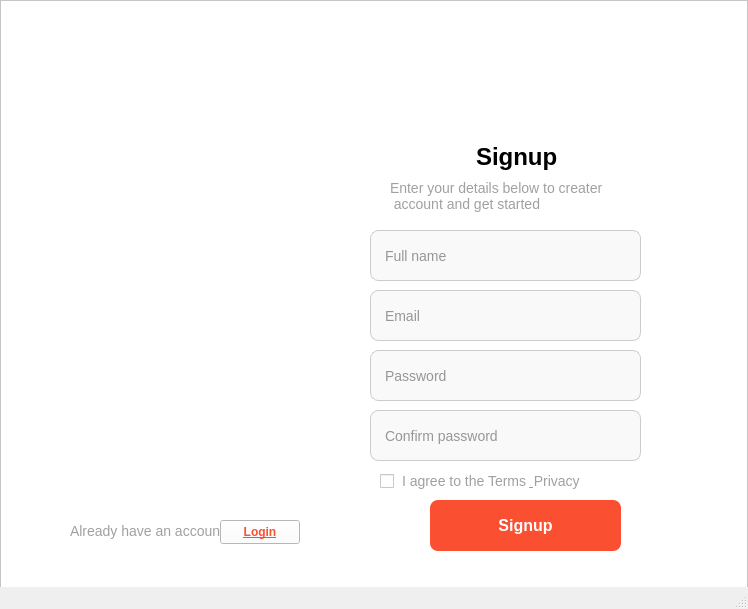
Qt form ui/resgin.ui (inktell/python-app) before a commit.
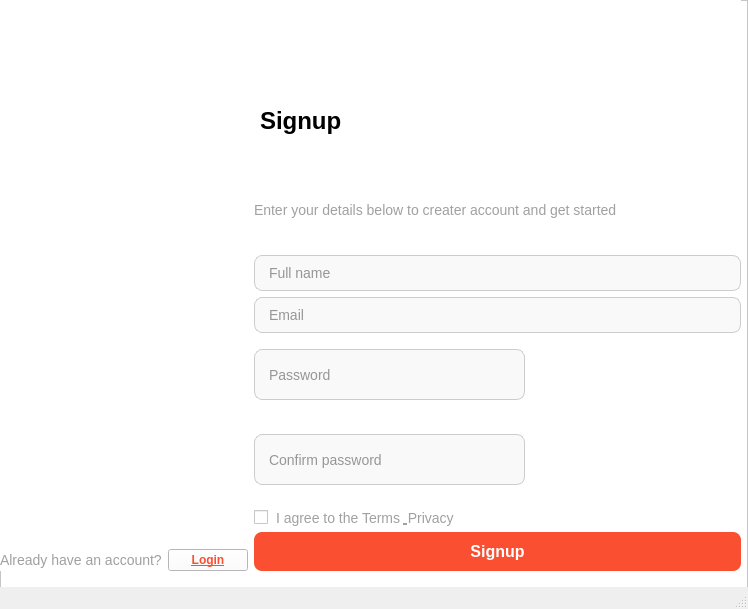
The same form after that commit. Icons and pictures are not drawn.

```diff
--- a/ui/resgin.ui
+++ b/ui/resgin.ui
@@ -14,46 +14,6 @@
    <string>MainWindow</string>
   </property>
   <widget class="QWidget" name="centralwidget">
-   <widget class="QLabel" name="label_7">
-    <property name="geometry">
-     <rect>
-      <x>0</x>
-      <y>50</y>
-      <width>381</width>
-      <height>461</height>
-     </rect>
-    </property>
-    <property name="text">
-     <string/>
-    </property>
-    <property name="pixmap">
-     <pixmap>../img/12.png</pixmap>
-    </property>
-   </widget>
-   <widget class="QPushButton" name="btn_register">
-    <property name="geometry">
-     <rect>
-      <x>430</x>
-      <y>500</y>
-      <width>191</width>
-      <height>51</height>
-     </rect>
-    </property>
-    <property name="styleSheet">
-     <string notr="true">background-color: rgb(250, 79, 48);
-    color: #ffffff;
-    border: none;
-    border-radius: 8px;
-    padding: 10px 20px;
-    font-size: 16px;
-    font-weight: bold;
-    cursor: pointer;
-    transition: background-color 0.3s ease;</string>
-    </property>
-    <property name="text">
-     <string>Signup</string>
-    </property>
-   </widget>
    <widget class="QFrame" name="frame">
     <property name="geometry">
      <rect>
@@ -72,320 +32,337 @@
     <property name="frameShadow">
      <enum>QFrame::Shadow::Raised</enum>
     </property>
-    <widget class="QCheckBox" name="checkBox">
+    <widget class="QWidget" name="gridLayoutWidget">
      <property name="geometry">
       <rect>
-       <x>380</x>
-       <y>470</y>
-       <width>231</width>
-       <height>22</height>
+       <x>0</x>
+       <y>0</y>
+       <width>741</width>
+       <height>571</height>
       </rect>
      </property>
-     <property name="styleSheet">
-      <string notr="true">    color: #a0a0a0; /* Màu xám nhạt */
-    font-size: 14px;
-    font-weight: normal;
-    spacing: 8px; /* Khoảng cách giữa ô checkbox và văn bản */</string>
-     </property>
-     <property name="text">
-      <string>I agree to the Terms &amp; Privacy</string>
-     </property>
-    </widget>
-    <widget class="QLineEdit" name="txt_password">
-     <property name="geometry">
-      <rect>
-       <x>370</x>
-       <y>350</y>
-       <width>271</width>
-       <height>51</height>
-      </rect>
-     </property>
-     <property name="accessibleName">
-      <string/>
-     </property>
-     <property name="accessibleDescription">
-      <string/>
-     </property>
-     <property name="styleSheet">
-      <string notr="true">    background-color: #f9f9f9;
-    border: 1px solid #ccc;
-    border-radius: 8px;
-    padding: 8px 12px;
-    font-size: 14px;
-    color: #333;</string>
-     </property>
-     <property name="inputMask">
-      <string/>
-     </property>
-     <property name="text">
-      <string/>
-     </property>
-     <property name="echoMode">
-      <enum>QLineEdit::EchoMode::Password</enum>
-     </property>
-     <property name="placeholderText">
-      <string>Password</string>
-     </property>
-    </widget>
-    <widget class="QLineEdit" name="txt_email">
-     <property name="geometry">
-      <rect>
-       <x>370</x>
-       <y>290</y>
-       <width>271</width>
-       <height>51</height>
-      </rect>
-     </property>
-     <property name="accessibleName">
-      <string/>
-     </property>
-     <property name="accessibleDescription">
-      <string/>
-     </property>
-     <property name="styleSheet">
-      <string notr="true">    background-color: #f9f9f9;
-    border: 1px solid #ccc;
-    border-radius: 8px;
-    padding: 8px 12px;
-    font-size: 14px;
-    color: #333;</string>
-     </property>
-     <property name="inputMask">
-      <string/>
-     </property>
-     <property name="text">
-      <string/>
-     </property>
-     <property name="placeholderText">
-      <string>Email</string>
-     </property>
-    </widget>
-    <widget class="QLineEdit" name="txt_name">
-     <property name="geometry">
-      <rect>
-       <x>370</x>
-       <y>230</y>
-       <width>271</width>
-       <height>51</height>
-      </rect>
-     </property>
-     <property name="accessibleName">
-      <string/>
-     </property>
-     <property name="accessibleDescription">
-      <string/>
-     </property>
-     <property name="styleSheet">
-      <string notr="true">    background-color: #f9f9f9;
-    border: 1px solid #ccc;
-    border-radius: 8px;
-    padding: 8px 12px;
-    font-size: 14px;
-    color: #333;</string>
-     </property>
-     <property name="inputMask">
-      <string/>
-     </property>
-     <property name="text">
-      <string/>
-     </property>
-     <property name="placeholderText">
-      <string>Full name</string>
-     </property>
-    </widget>
-    <widget class="QLabel" name="label">
-     <property name="geometry">
-      <rect>
-       <x>70</x>
-       <y>520</y>
-       <width>151</width>
-       <height>21</height>
-      </rect>
-     </property>
-     <property name="styleSheet">
-      <string notr="true">    color: #a0a0a0; /* Màu xám nhạt */
-    font-size: 14px;
-    font-weight: normal;</string>
-     </property>
-     <property name="text">
-      <string>Already have an account?</string>
-     </property>
-    </widget>
-    <widget class="QLabel" name="label_6">
-     <property name="geometry">
-      <rect>
-       <x>390</x>
-       <y>170</y>
-       <width>271</width>
-       <height>51</height>
-      </rect>
-     </property>
-     <property name="styleSheet">
-      <string notr="true">
-    font-size: 14px;
-    font-weight: normal;
-    color: #a0a0a0; /* Màu xám nhạt */</string>
-     </property>
-     <property name="text">
-      <string>Enter your details below to creater
- account and get started</string>
-     </property>
-    </widget>
-    <widget class="QLabel" name="label_5">
-     <property name="geometry">
-      <rect>
-       <x>470</x>
-       <y>140</y>
-       <width>171</width>
-       <height>41</height>
-      </rect>
-     </property>
-     <property name="styleSheet">
-      <string notr="true">    font-size: 24px;
+     <layout class="QGridLayout" name="gridLayout">
+      <item row="0" column="1">
+       <layout class="QVBoxLayout" name="verticalLayout">
+        <item>
+         <widget class="QLabel" name="label_2">
+          <property name="text">
+           <string/>
+          </property>
+          <property name="pixmap">
+           <pixmap>../img/44.png</pixmap>
+          </property>
+         </widget>
+        </item>
+        <item>
+         <widget class="QLabel" name="label_5">
+          <property name="styleSheet">
+           <string notr="true">    font-size: 24px;
     font-weight: bold;
     color: #000000; /* Màu đen */
     margin-bottom: 8px;</string>
-     </property>
-     <property name="text">
-      <string>Signup</string>
-     </property>
-    </widget>
-    <widget class="QLabel" name="label_2">
-     <property name="geometry">
-      <rect>
-       <x>420</x>
-       <y>50</y>
-       <width>311</width>
-       <height>91</height>
-      </rect>
-     </property>
-     <property name="text">
-      <string/>
-     </property>
-     <property name="pixmap">
-      <pixmap>../img/44.png</pixmap>
-     </property>
-    </widget>
-    <widget class="QPushButton" name="btn_eye_p">
-     <property name="geometry">
-      <rect>
-       <x>580</x>
-       <y>350</y>
-       <width>61</width>
-       <height>51</height>
-      </rect>
-     </property>
-     <property name="styleSheet">
-      <string notr="true">border: none;
+          </property>
+          <property name="text">
+           <string>Signup</string>
+          </property>
+         </widget>
+        </item>
+        <item>
+         <widget class="QLabel" name="label_6">
+          <property name="styleSheet">
+           <string notr="true">
+    font-size: 14px;
+    font-weight: normal;
+    color: #a0a0a0; /* Màu xám nhạt */</string>
+          </property>
+          <property name="text">
+           <string>Enter your details below to creater account and get started</string>
+          </property>
+         </widget>
+        </item>
+        <item>
+         <widget class="QLineEdit" name="txt_name">
+          <property name="accessibleName">
+           <string/>
+          </property>
+          <property name="accessibleDescription">
+           <string/>
+          </property>
+          <property name="styleSheet">
+           <string notr="true">    background-color: #f9f9f9;
+    border: 1px solid #ccc;
+    border-radius: 8px;
+    padding: 8px 12px;
+    font-size: 14px;
+    color: #333;</string>
+          </property>
+          <property name="inputMask">
+           <string/>
+          </property>
+          <property name="text">
+           <string/>
+          </property>
+          <property name="placeholderText">
+           <string>Full name</string>
+          </property>
+         </widget>
+        </item>
+        <item>
+         <widget class="QLineEdit" name="txt_email">
+          <property name="accessibleName">
+           <string/>
+          </property>
+          <property name="accessibleDescription">
+           <string/>
+          </property>
+          <property name="styleSheet">
+           <string notr="true">    background-color: #f9f9f9;
+    border: 1px solid #ccc;
+    border-radius: 8px;
+    padding: 8px 12px;
+    font-size: 14px;
+    color: #333;</string>
+          </property>
+          <property name="inputMask">
+           <string/>
+          </property>
+          <property name="text">
+           <string/>
+          </property>
+          <property name="placeholderText">
+           <string>Email</string>
+          </property>
+         </widget>
+        </item>
+        <item>
+         <widget class="QFrame" name="frame_2">
+          <property name="styleSheet">
+           <string notr="true">border: none;</string>
+          </property>
+          <property name="frameShape">
+           <enum>QFrame::Shape::StyledPanel</enum>
+          </property>
+          <property name="frameShadow">
+           <enum>QFrame::Shadow::Raised</enum>
+          </property>
+          <widget class="QLineEdit" name="txt_password">
+           <property name="geometry">
+            <rect>
+             <x>0</x>
+             <y>10</y>
+             <width>271</width>
+             <height>51</height>
+            </rect>
+           </property>
+           <property name="accessibleName">
+            <string/>
+           </property>
+           <property name="accessibleDescription">
+            <string/>
+           </property>
+           <property name="styleSheet">
+            <string notr="true">    background-color: #f9f9f9;
+    border: 1px solid #ccc;
+    border-radius: 8px;
+    padding: 8px 12px;
+    font-size: 14px;
+    color: #333;</string>
+           </property>
+           <property name="inputMask">
+            <string/>
+           </property>
+           <property name="text">
+            <string/>
+           </property>
+           <property name="echoMode">
+            <enum>QLineEdit::EchoMode::Password</enum>
+           </property>
+           <property name="placeholderText">
+            <string>Password</string>
+           </property>
+          </widget>
+          <widget class="QPushButton" name="btn_eye_p">
+           <property name="geometry">
+            <rect>
+             <x>210</x>
+             <y>10</y>
+             <width>61</width>
+             <height>51</height>
+            </rect>
+           </property>
+           <property name="styleSheet">
+            <string notr="true">border: none;
 background: none;</string>
-     </property>
-     <property name="text">
-      <string/>
-     </property>
-     <property name="icon">
-      <iconset>
-       <normaloff>../img/eye-slash-solid.svg</normaloff>../img/eye-slash-solid.svg</iconset>
-     </property>
-     <property name="iconSize">
-      <size>
-       <width>32</width>
-       <height>32</height>
-      </size>
-     </property>
-    </widget>
-    <widget class="QPushButton" name="btn_login">
-     <property name="geometry">
-      <rect>
-       <x>220</x>
-       <y>520</y>
-       <width>80</width>
-       <height>24</height>
-      </rect>
-     </property>
-     <property name="styleSheet">
-      <string notr="true">color: rgb(250, 79, 48);
+           </property>
+           <property name="text">
+            <string/>
+           </property>
+           <property name="icon">
+            <iconset>
+             <normaloff>../img/eye-slash-solid.svg</normaloff>../img/eye-slash-solid.svg</iconset>
+           </property>
+           <property name="iconSize">
+            <size>
+             <width>32</width>
+             <height>32</height>
+            </size>
+           </property>
+          </widget>
+         </widget>
+        </item>
+        <item>
+         <widget class="QFrame" name="frame_3">
+          <property name="styleSheet">
+           <string notr="true">border: none;</string>
+          </property>
+          <property name="frameShape">
+           <enum>QFrame::Shape::StyledPanel</enum>
+          </property>
+          <property name="frameShadow">
+           <enum>QFrame::Shadow::Raised</enum>
+          </property>
+          <widget class="QLineEdit" name="txt_conf_pwd">
+           <property name="geometry">
+            <rect>
+             <x>0</x>
+             <y>10</y>
+             <width>271</width>
+             <height>51</height>
+            </rect>
+           </property>
+           <property name="accessibleName">
+            <string/>
+           </property>
+           <property name="accessibleDescription">
+            <string/>
+           </property>
+           <property name="styleSheet">
+            <string notr="true">    background-color: #f9f9f9;
+    border: 1px solid #ccc;
+    border-radius: 8px;
+    padding: 8px 12px;
+    font-size: 14px;
+    color: #333;</string>
+           </property>
+           <property name="inputMask">
+            <string/>
+           </property>
+           <property name="text">
+            <string/>
+           </property>
+           <property name="echoMode">
+            <enum>QLineEdit::EchoMode::Password</enum>
+           </property>
+           <property name="placeholderText">
+            <string>Confirm password</string>
+           </property>
+          </widget>
+          <widget class="QPushButton" name="btn_eye_cp">
+           <property name="geometry">
+            <rect>
+             <x>220</x>
+             <y>10</y>
+             <width>61</width>
+             <height>51</height>
+            </rect>
+           </property>
+           <property name="styleSheet">
+            <string notr="true">border: none;
+background: none;</string>
+           </property>
+           <property name="text">
+            <string/>
+           </property>
+           <property name="icon">
+            <iconset>
+             <normaloff>../img/eye-slash-solid.svg</normaloff>../img/eye-slash-solid.svg</iconset>
+           </property>
+           <property name="iconSize">
+            <size>
+             <width>32</width>
+             <height>32</height>
+            </size>
+           </property>
+          </widget>
+         </widget>
+        </item>
+        <item>
+         <widget class="QCheckBox" name="checkBox">
+          <property name="styleSheet">
+           <string notr="true">    color: #a0a0a0; /* Màu xám nhạt */
+    font-size: 14px;
+    font-weight: normal;
+    spacing: 8px; /* Khoảng cách giữa ô checkbox và văn bản */</string>
+          </property>
+          <property name="text">
+           <string>I agree to the Terms &amp; Privacy</string>
+          </property>
+         </widget>
+        </item>
+        <item>
+         <widget class="QPushButton" name="btn_register">
+          <property name="styleSheet">
+           <string notr="true">background-color: rgb(250, 79, 48);
+    color: #ffffff;
+    border: none;
+    border-radius: 8px;
+    padding: 10px 20px;
+    font-size: 16px;
+    font-weight: bold;
+    cursor: pointer;
+    transition: background-color 0.3s ease;</string>
+          </property>
+          <property name="text">
+           <string>Signup</string>
+          </property>
+         </widget>
+        </item>
+       </layout>
+      </item>
+      <item row="0" column="0">
+       <layout class="QVBoxLayout" name="verticalLayout_2">
+        <item>
+         <widget class="QLabel" name="label_7">
+          <property name="text">
+           <string/>
+          </property>
+          <property name="pixmap">
+           <pixmap>../img/12.png</pixmap>
+          </property>
+         </widget>
+        </item>
+        <item>
+         <layout class="QHBoxLayout" name="horizontalLayout">
+          <item>
+           <widget class="QLabel" name="label">
+            <property name="styleSheet">
+             <string notr="true">    color: #a0a0a0; /* Màu xám nhạt */
+    font-size: 14px;
+    font-weight: normal;</string>
+            </property>
+            <property name="text">
+             <string>Already have an account?</string>
+            </property>
+           </widget>
+          </item>
+          <item>
+           <widget class="QPushButton" name="btn_login">
+            <property name="styleSheet">
+             <string notr="true">color: rgb(250, 79, 48);
     font-weight: bold;
     text-decoration: underline; /* Gạch chân khi hover */</string>
-     </property>
-     <property name="text">
-      <string>Login</string>
-     </property>
+            </property>
+            <property name="text">
+             <string>Login</string>
+            </property>
+           </widget>
+          </item>
+         </layout>
+        </item>
+       </layout>
+      </item>
+     </layout>
     </widget>
-    <widget class="QPushButton" name="btn_eye_cp">
-     <property name="geometry">
-      <rect>
-       <x>580</x>
-       <y>410</y>
-       <width>61</width>
-       <height>51</height>
-      </rect>
-     </property>
-     <property name="styleSheet">
-      <string notr="true">border: none;
-background: none;</string>
-     </property>
-     <property name="text">
-      <string/>
-     </property>
-     <property name="icon">
-      <iconset>
-       <normaloff>../img/eye-slash-solid.svg</normaloff>../img/eye-slash-solid.svg</iconset>
-     </property>
-     <property name="iconSize">
-      <size>
-       <width>32</width>
-       <height>32</height>
-      </size>
-     </property>
-    </widget>
-    <widget class="QLineEdit" name="txt_conf_pwd">
-     <property name="geometry">
-      <rect>
-       <x>370</x>
-       <y>410</y>
-       <width>271</width>
-       <height>51</height>
-      </rect>
-     </property>
-     <property name="accessibleName">
-      <string/>
-     </property>
-     <property name="accessibleDescription">
-      <string/>
-     </property>
-     <property name="styleSheet">
-      <string notr="true">    background-color: #f9f9f9;
-    border: 1px solid #ccc;
-    border-radius: 8px;
-    padding: 8px 12px;
-    font-size: 14px;
-    color: #333;</string>
-     </property>
-     <property name="inputMask">
-      <string/>
-     </property>
-     <property name="text">
-      <string/>
-     </property>
-     <property name="echoMode">
-      <enum>QLineEdit::EchoMode::Password</enum>
-     </property>
-     <property name="placeholderText">
-      <string>Confirm password</string>
-     </property>
-    </widget>
-    <zorder>txt_conf_pwd</zorder>
-    <zorder>btn_eye_cp</zorder>
-    <zorder>checkBox</zorder>
-    <zorder>txt_password</zorder>
-    <zorder>txt_email</zorder>
-    <zorder>txt_name</zorder>
-    <zorder>label</zorder>
-    <zorder>label_6</zorder>
-    <zorder>label_5</zorder>
-    <zorder>label_2</zorder>
-    <zorder>btn_eye_p</zorder>
-    <zorder>btn_login</zorder>
    </widget>
    <zorder>frame</zorder>
    <zorder>label_7</zorder>
```
Left out of the diff: 3 changed lines with no effect on the pictures.
